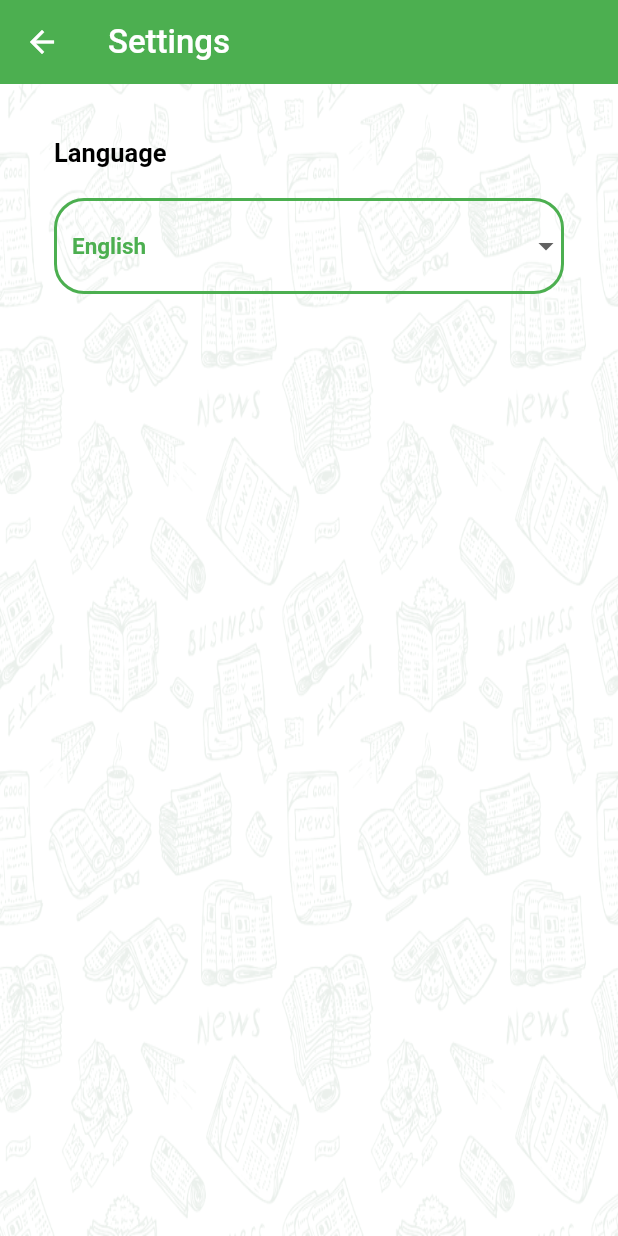
After one commit to ahmed99khaled/My_Repo, a Flutter app: the SettingsScreen screen opened by its route, on a phone screen of 412 x 824 dp. The commit adds this screen. Run offline on Flutter 3.47's test engine with Material 2 defaults, Android fonts, the phone set to English and light mode, and no system bars.

Commit message:
update home screen add category news list add settings screen

```diff
--- a/lib/core/style/mytheme.dart
+++ b/lib/core/style/mytheme.dart
@@ -21,16 +21,11 @@ class MyTheme{
     ),
     textTheme:TextTheme(
       headline1:TextStyle(
-        fontSize:22,
-        fontWeight:FontWeight.w500,
-        color:whiteColor
-      ),
-      headline2:TextStyle(
-        fontSize:24,
-        fontWeight:FontWeight.bold,
-        color:blackColor
-
-      ),
+          fontSize: 22, fontWeight: FontWeight.w500, color: whiteColor),
+      headline2: TextStyle(
+          fontSize: 24, fontWeight: FontWeight.bold, color: blackColor),
+      headline3: TextStyle(
+          fontSize: 17, fontWeight: FontWeight.bold, color: blackColor),
     ),
 
   );
--- /dev/null
+++ b/lib/view/settings_screen.dart
@@ -0,0 +1,83 @@
+import 'package:flutter/material.dart';
+import 'package:news_app/core/style/mytheme.dart';
+
+class SettingsScreen extends StatefulWidget {
+  static const String routeName = 'settings screen';
+
+  @override
+  State<SettingsScreen> createState() => _SettingsScreenState();
+}
+
+class _SettingsScreenState extends State<SettingsScreen> {
+  List<String> listItems = ['English', 'Arabic', '', ''];
+  String selectedValue = "English";
+
+  @override
+  Widget build(BuildContext context) {
+    return Stack(
+      children: [
+        Container(
+          color: Colors.white,
+          width: double.infinity,
+          height: double.infinity,
+          child: Image.asset(
+            'assets/images/pattern.png',
+            fit: BoxFit.fill,
+          ),
+        ),
+        Scaffold(
+          appBar: AppBar(
+            title: Text(
+              'Settings',
+              style: Theme.of(context).textTheme.headline1,
+            ),
+          ),
+          body: Container(
+            margin: EdgeInsets.all(36),
+            child: Column(
+              crossAxisAlignment: CrossAxisAlignment.start,
+              children: [
+                Text(
+                  'Language',
+                  style: Theme.of(context).textTheme.headline3,
+                ),
+                SizedBox(
+                  height: 20,
+                ),
+                DropdownButtonFormField(
+                    style: Theme.of(context)
+                        .textTheme
+                        .headline2!
+                        .copyWith(fontSize: 15, color: MyTheme.primaryLight),
+                    decoration: InputDecoration(
+                      enabledBorder: OutlineInputBorder(
+                          borderRadius: BorderRadius.circular(20),
+                          borderSide: BorderSide(
+                            color: Colors.green,
+                            width: 2,
+                          )),
+                      focusedBorder: OutlineInputBorder(
+                          borderRadius: BorderRadius.circular(20),
+                          borderSide:
+                              BorderSide(color: Colors.green, width: 2)),
+                    ),
+                    value: selectedValue,
+                    onChanged: (String? newValue) {
+                      setState(() {
+                        selectedValue = newValue!;
+                      });
+                    },
+                    items: listItems.map((valueItem) {
+                      return DropdownMenuItem(
+                        value: valueItem,
+                        child: Text(valueItem),
+                      );
+                    }).toList())
+              ],
+            ),
+          ),
+        ),
+      ],
+    );
+  }
+}
```
Also changed, not shown: lib/main.dart (+5 -3 lines), lib/view/category_grad_view_widget.dart (+28 -18 lines), lib/view/category_news_list_widget.dart (added, +13 -0 lines), lib/view/home_screen.dart (+91 -57 lines), 1 other file.
